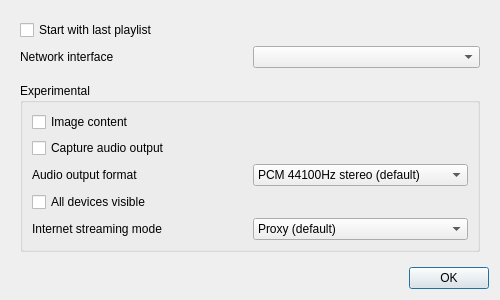
mkiol/Jupii, file desktop/src/settingsdialog.ui: the form before one commit.
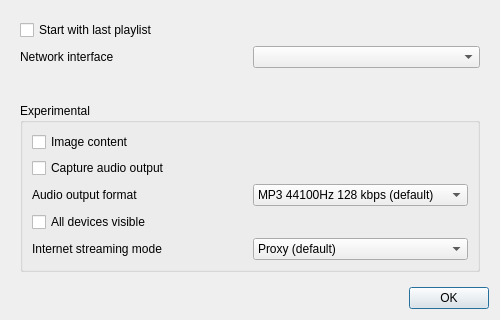
The form after the commit.

Patch:
```diff
--- a/desktop/src/settingsdialog.ui
+++ b/desktop/src/settingsdialog.ui
@@ -7,7 +7,7 @@
     <x>0</x>
     <y>0</y>
     <width>500</width>
-    <height>300</height>
+    <height>320</height>
    </rect>
   </property>
   <property name="windowTitle">
@@ -99,7 +99,7 @@
             <widget class="QComboBox" name="pulseModeComboBox">
              <item>
               <property name="text">
-               <string>PCM 44100Hz stereo (default)</string>
+               <string>MP3 44100Hz 128 kbps (default)</string>
               </property>
              </item>
              <item>
```
Left out of the diff: 6 changed lines with no effect on the pictures.
